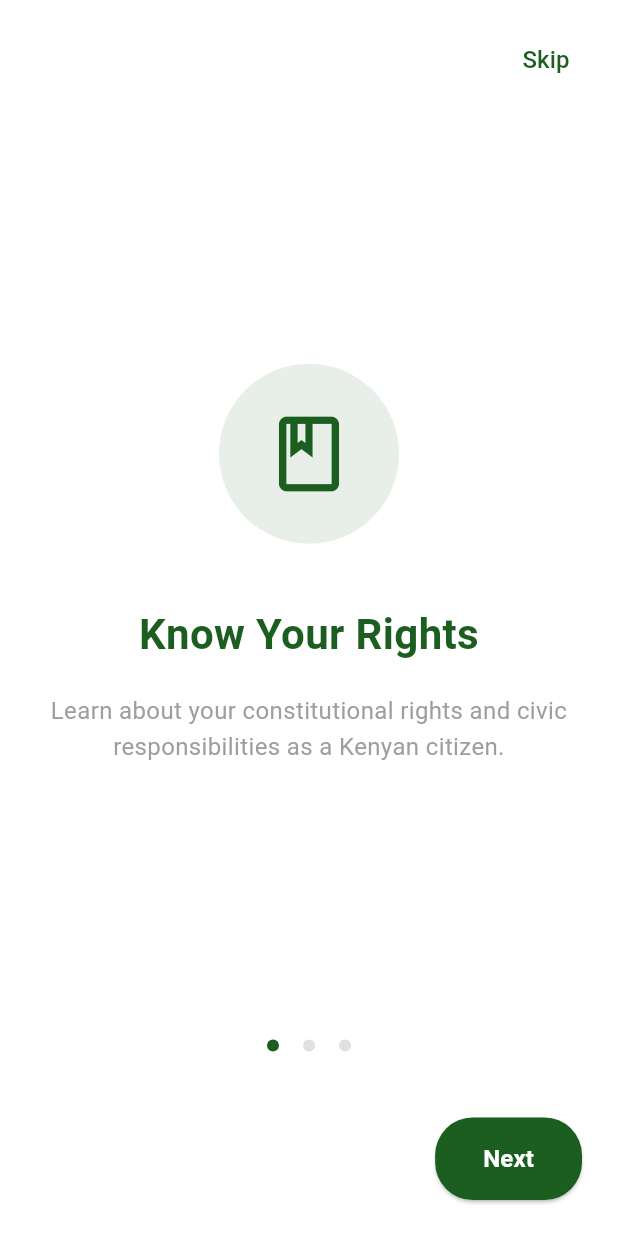
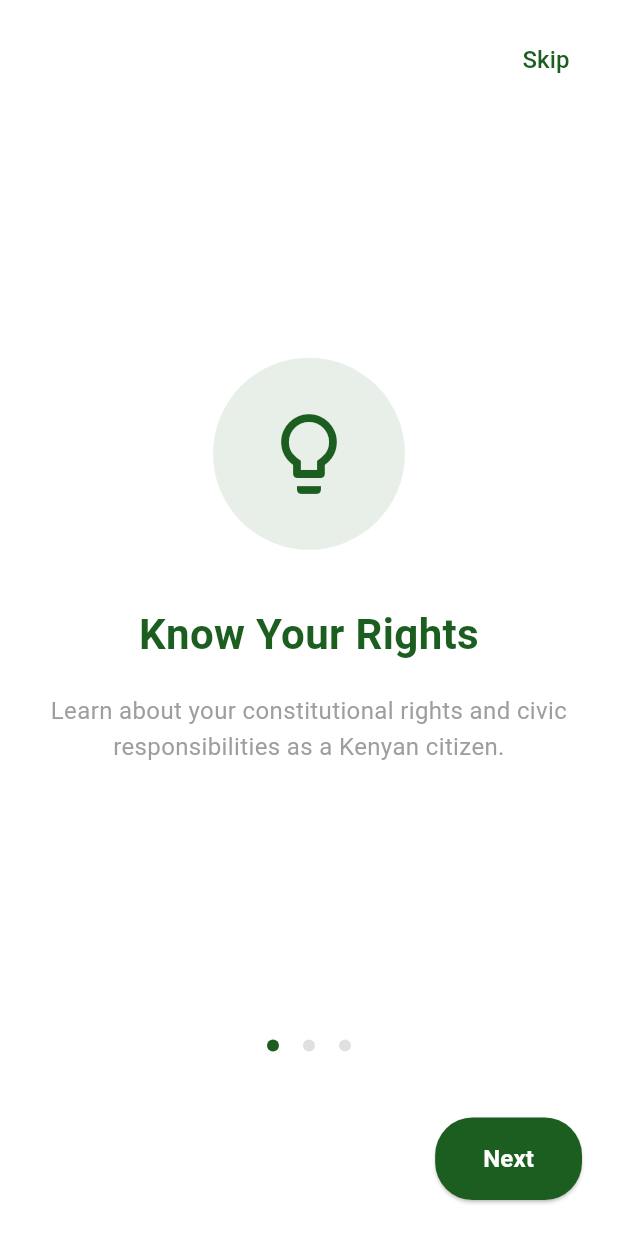
Before and after one commit to rogersruga/Haki-Yangu, a Flutter app: the screen it shows after launch, on a phone screen of 412 x 824 dp. Run offline on Flutter 3.47's test engine with Material 3 defaults, Android fonts, the light colour scheme and no system bars; drawn by our look-alikes of smooth_page_indicator; our stand-ins replace shared_preferences.

Commit message:
Added a pulse animation on the onboarding screens

```diff
--- /dev/null
+++ b/devtools_options.yaml
@@ -0,0 +1,3 @@
+description: This file stores settings for Dart & Flutter DevTools.
+documentation: https://docs.flutter.dev/tools/devtools/extensions#configure-extension-enablement-states
+extensions:
--- a/lib/screens/onboarding_screen.dart
+++ b/lib/screens/onboarding_screen.dart
@@ -10,15 +10,17 @@ class OnboardingScreen extends StatefulWidget {
   State<OnboardingScreen> createState() => _OnboardingScreenState();
 }
 
-class _OnboardingScreenState extends State<OnboardingScreen> {
+class _OnboardingScreenState extends State<OnboardingScreen>
+    with TickerProviderStateMixin {
   final PageController _pageController = PageController();
   int _currentPage = 0;
+  late AnimationController _pulseAnimationController;
 
   final List<OnboardingPage> _pages = [
     OnboardingPage(
       title: "Know Your Rights",
       description: "Learn about your constitutional rights and civic responsibilities as a Kenyan citizen.",
-      icon: Icons.book_outlined,
+      icon: Icons.lightbulb_outline,
       color: const Color(0xFF1B5E20),
     ),
     OnboardingPage(
@@ -36,8 +38,23 @@ class _OnboardingScreenState extends State<OnboardingScreen> {
   ];
 
   @override
+  void initState() {
+    super.initState();
+
+    // Initialize pulse animation controller
+    _pulseAnimationController = AnimationController(
+      duration: const Duration(milliseconds: 1500),
+      vsync: this,
+    );
+
+    // Start the pulse animation and repeat it
+    _pulseAnimationController.repeat(reverse: true);
+  }
+
+  @override
   void dispose() {
     _pageController.dispose();
+    _pulseAnimationController.dispose();
     super.dispose();
   }
 
@@ -182,8 +199,15 @@ class _OnboardingScreenState extends State<OnboardingScreen> {
       child: Column(
         mainAxisAlignment: MainAxisAlignment.center,
         children: [
-          // Icon
-          Container(
+          // Container with pulse animation, static icon
+          AnimatedBuilder(
+            animation: _pulseAnimationController,
+            builder: (context, child) {
+              // Create a pulse effect that scales the container between 0.9 and 1.1
+              final pulseValue = 0.9 + (_pulseAnimationController.value * 0.2);
+              return Transform.scale(
+                scale: pulseValue,
+                child: Container(
                   width: 120,
                   height: 120,
                   decoration: BoxDecoration(
@@ -195,6 +219,9 @@ class _OnboardingScreenState extends State<OnboardingScreen> {
                     size: 60,
                     color: page.color,
                   ),
+                ),
+              );
+            },
           ),
 
           const SizedBox(height: 40),
```
Lines whose indentation alone changed are shown as unchanged.
